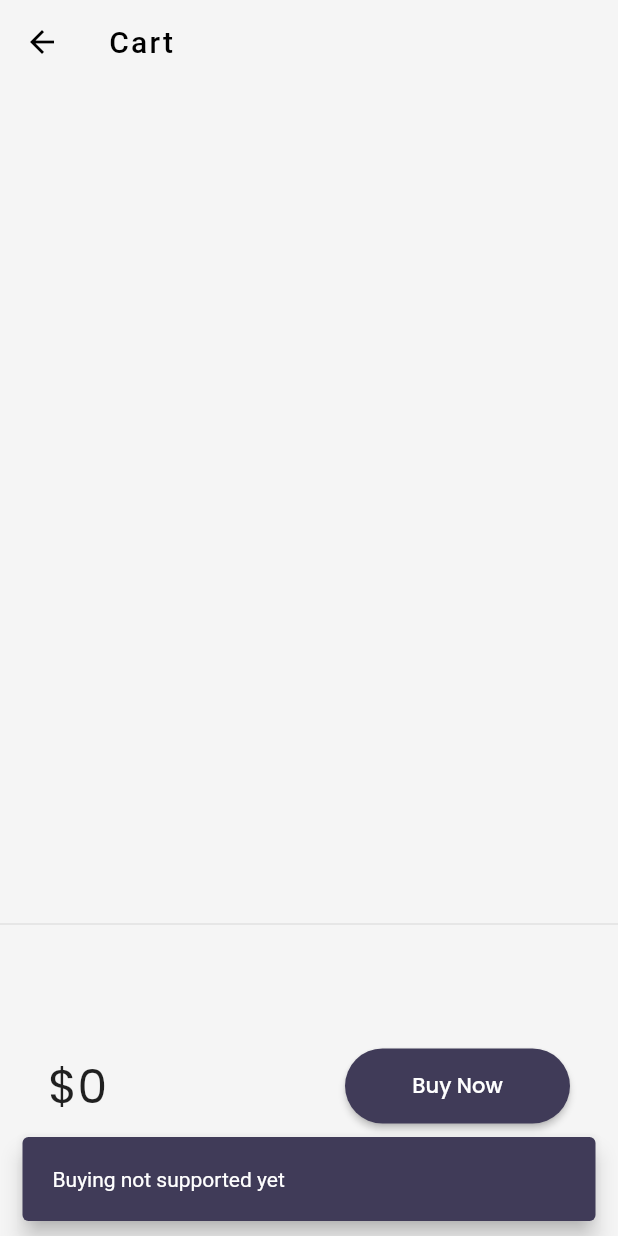
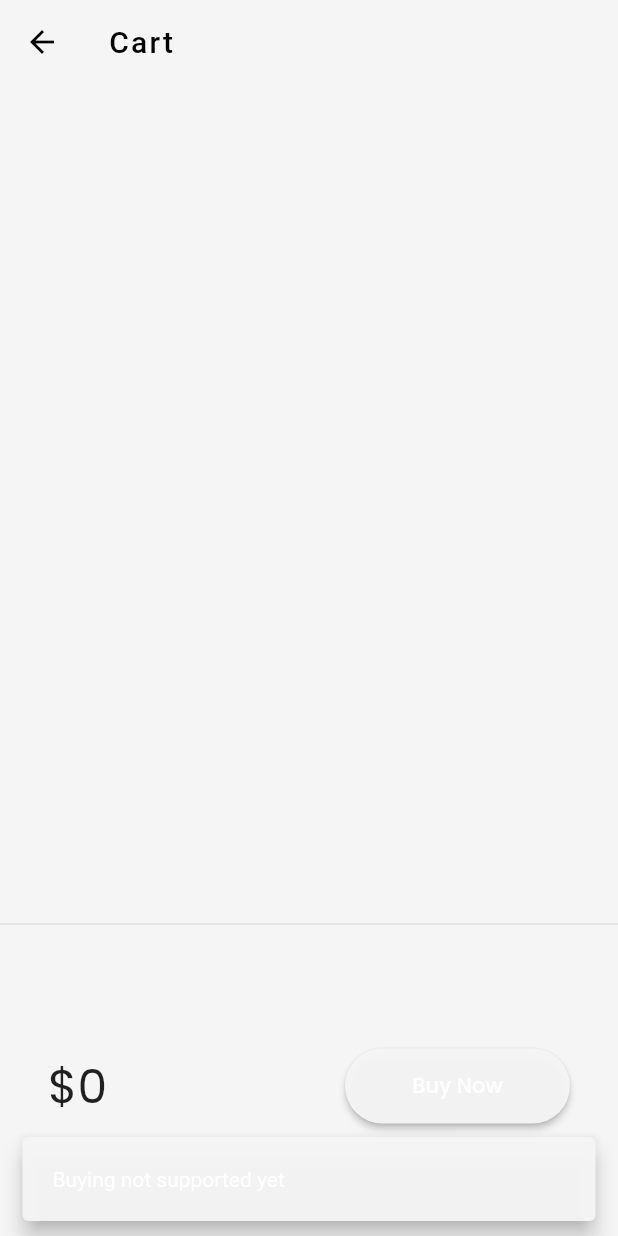
Before and after one commit to yashh1711/catalogue, a Flutter app: the CartPage screen opened by its route, after a tap on "Buy Now", on a phone screen of 412 x 824 dp. Run offline on Flutter 3.47's test engine with Material 2 defaults, Android fonts, the phone set to English and light mode, and no system bars; drawn by our look-alikes of velocity_x; our stand-ins replace google_fonts; network calls fail.

Commit message:
Updated app to run on latest flutter 3.10 version

```diff
--- a/lib/pages/cart_page.dart
+++ b/lib/pages/cart_page.dart
@@ -37,7 +37,7 @@ class CartPage extends StatelessWidget {
                 ElevatedButton(
                     style: ButtonStyle(
                         backgroundColor: MaterialStateProperty.all(
-                            context.theme.buttonColor),
+                            context.theme.canvasColor),
                         elevation: const MaterialStatePropertyAll(2),
                         shape: MaterialStateProperty.resolveWith(
                           (states) => const StadiumBorder(),
@@ -49,7 +49,7 @@ class CartPage extends StatelessWidget {
                         SnackBar(
                           content: "Buying not supported yet".text.make(),
                           padding: const EdgeInsets.all(20),
-                          backgroundColor: context.theme.buttonColor,
+                          backgroundColor: context.theme.canvasColor,
                           behavior: SnackBarBehavior.floating,
                         ),
                       );
--- a/lib/pages/home_page.dart
+++ b/lib/pages/home_page.dart
@@ -57,7 +57,7 @@ class _HomePageState extends State<HomePage> {
             alignment: const AlignmentDirectional(35, -4),
             child: FloatingActionButton(
               onPressed: () => Navigator.pushNamed(context, MyRoutes.cartRoute),
-              backgroundColor: Theme.of(context).buttonColor,
+              backgroundColor: Theme.of(context).canvasColor,
               child: const Icon(
                 Icons.shopping_cart,
                 color: Colors.white,
--- a/lib/pages/login_page.dart
+++ b/lib/pages/login_page.dart
@@ -98,7 +98,7 @@ class _LoginPageState extends State<LoginPage> {
                           width: changeButton ? 40 : 120,
                           alignment: Alignment.center,
                           decoration: BoxDecoration(
-                            color: context.theme.buttonColor,
+                            color: context.theme.canvasColor,
                             borderRadius:
                                 BorderRadius.circular(changeButton ? 40 : 10),
                           ),
--- a/lib/widgets/home_widgets/add_to_cart.dart
+++ b/lib/widgets/home_widgets/add_to_cart.dart
@@ -37,7 +37,7 @@ class _AddToCartState extends State<AddToCart> {
       style: ButtonStyle(
           elevation: const MaterialStatePropertyAll(2),
           shape: const MaterialStatePropertyAll(StadiumBorder()),
-          backgroundColor: MaterialStatePropertyAll(context.theme.buttonColor)),
+          backgroundColor: MaterialStatePropertyAll(context.theme.canvasColor)),
       child: isInCart
           ? const Icon(Icons.done)
           : const Icon(
--- a/lib/widgets/themes.dart
+++ b/lib/widgets/themes.dart
@@ -8,12 +8,12 @@ class MyTheme {
   static ThemeData lightTheme = ThemeData(
     //useMaterial3: true, //For modern UI design
     brightness: Brightness.light,
-    accentColor: Colors.deepPurple,
+    // accentColor: Colors.deepPurple,
     fontFamily: GoogleFonts.poppins().fontFamily,
     cardColor: Colors.white,
     canvasColor: creamColor,
     iconTheme: const IconThemeData(color: Colors.white),
-    buttonColor: darkBluishColor,
+    // buttonColor: darkBluishColor,
     // buttonTheme: ButtonThemeData(buttonColor: darkBluishColor),
     appBarTheme: const AppBarTheme(
       backgroundColor: Colors.white,
@@ -32,12 +32,12 @@ class MyTheme {
   static ThemeData darkTheme = ThemeData(
     brightness: Brightness.dark,
     fontFamily: GoogleFonts.poppins().fontFamily,
-    accentColor: lightBluishColor,
+    // accentColor: lightBluishColor,
     cardColor: Colors.black,
     canvasColor: darkcreamColor,
     iconTheme: const IconThemeData(color: Colors.white),
 
-    buttonColor: lightBluishColor,
+    // buttonColor: lightBluishColor,
     // buttonTheme: ButtonThemeData(buttonColor: lightBluishColor),
 
     appBarTheme: const AppBarTheme(
```
Also changed, not shown: pubspec.lock, 18 other files.
